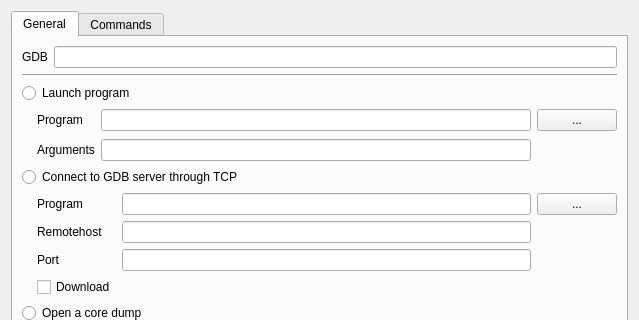
This is src/opendialog.ui in jhn98032/gede as Qt 5 draws it before an edit; both pictures show x 0 to 639 and y 0 to 320 of the 639 by 683 pixel window. The edited form follows.
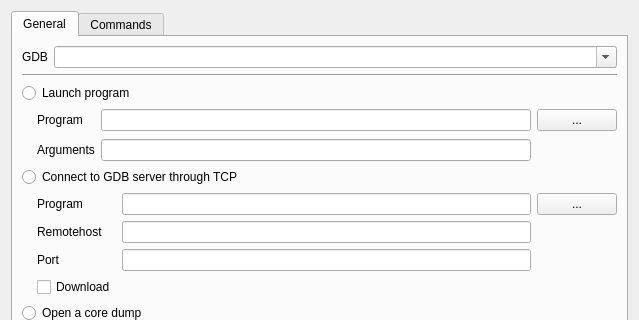
This is the edited form. Custom widgets are drawn as their Qt base class.

Commit message: Added a combobox for selecting gdb

The edit to the form file:
```diff
--- a/src/opendialog.ui
+++ b/src/opendialog.ui
@@ -34,7 +34,17 @@
           </widget>
          </item>
          <item row="0" column="1">
-          <widget class="QLineEdit" name="lineEdit_gdbCommand"/>
+          <widget class="ExeComboBox" name="comboBox_gdbCommand">
+           <property name="sizePolicy">
+            <sizepolicy hsizetype="MinimumExpanding" vsizetype="Fixed">
+             <horstretch>0</horstretch>
+             <verstretch>0</verstretch>
+            </sizepolicy>
+           </property>
+           <property name="editable">
+            <bool>true</bool>
+           </property>
+          </widget>
          </item>
         </layout>
        </item>
@@ -339,6 +349,13 @@
    </item>
   </layout>
  </widget>
+ <customwidgets>
+  <customwidget>
+   <class>ExeComboBox</class>
+   <extends>QComboBox</extends>
+   <header>execombobox.h</header>
+  </customwidget>
+ </customwidgets>
  <tabstops>
   <tabstop>lineEdit_gdbCommand</tabstop>
   <tabstop>radioButton_localProgram</tabstop>
```
Left out of the diff: 1 changed line with no effect on the pictures. The commit also changes 4 other files.
